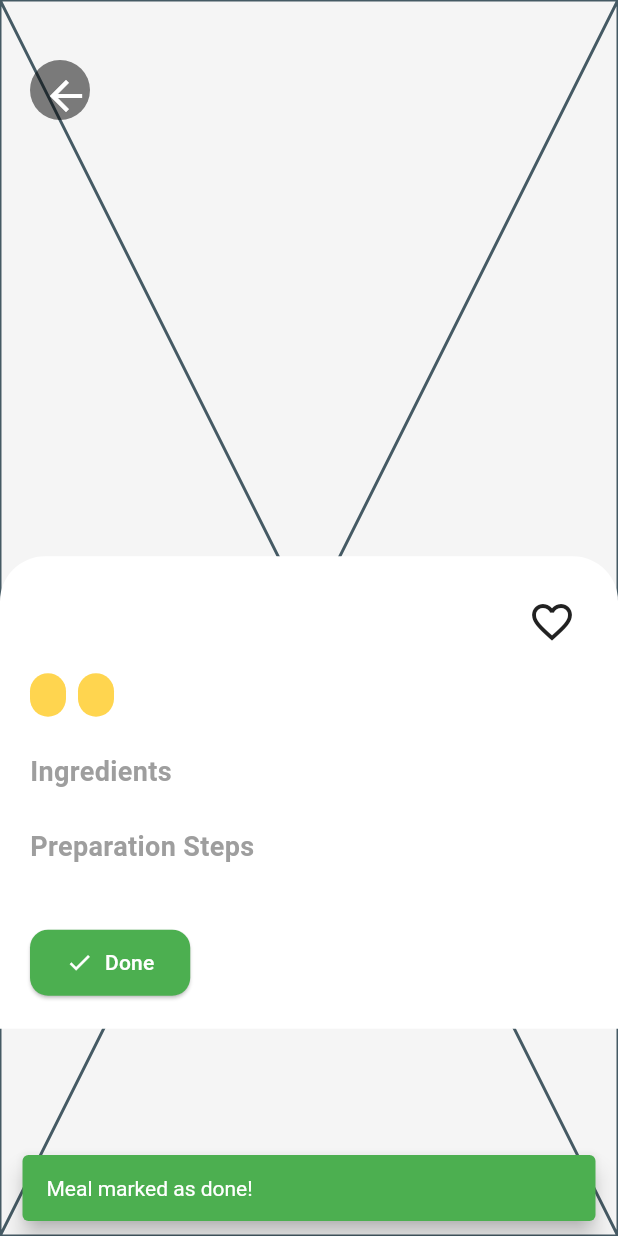
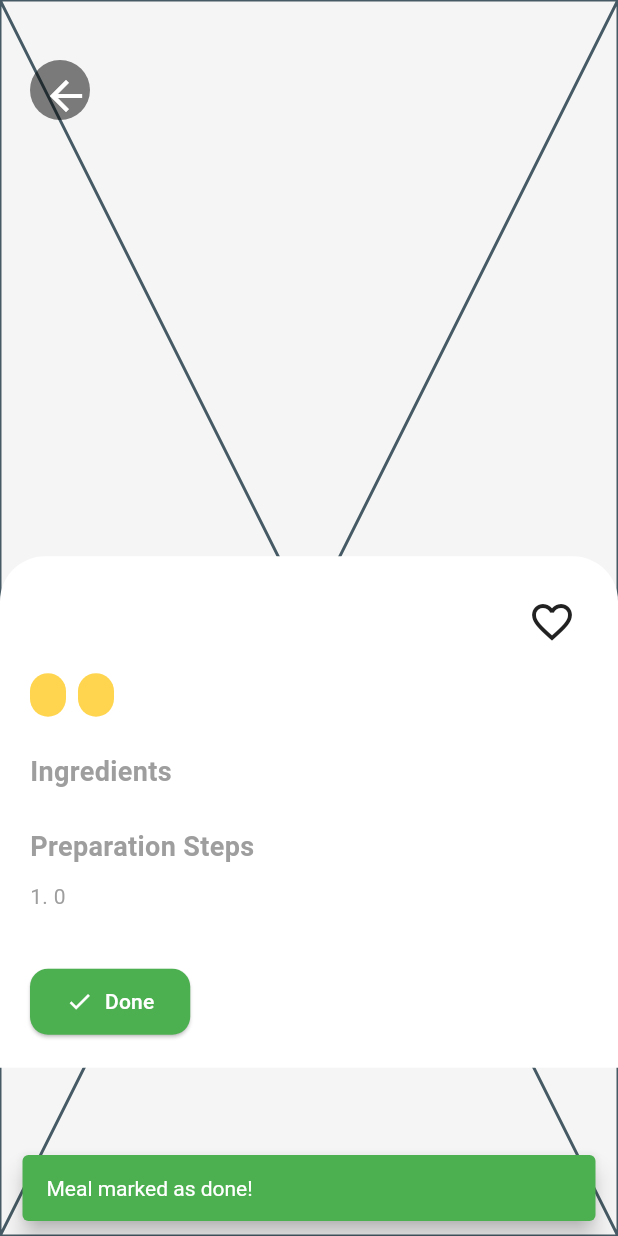
Before and after one commit to MomenRaddad/Mealy_App, a Flutter app: the MealDetailsScreen screen opened directly with empty values, after a tap on "Done", on a phone screen of 412 x 824 dp. Run offline on Flutter 3.47's test engine with Material 3 defaults, Android fonts, the phone set to English and light mode, and no system bars; our stand-ins replace cached_network_image, cloud_firestore, connectivity_plus, firebase_core, firebase_storage, fl_chart and 2 more; accounts and stored records are empty.

Commit message:
Edit Meal Collection - Firebase & Meal Detail

```diff
--- a/lib/view/screens/user_navigation_page.dart
+++ b/lib/view/screens/user_navigation_page.dart
@@ -36,8 +36,8 @@ class _UserNavigationPageState extends State<UserNavigationPage> {
         controller: _controller,
         screens: [
           HomeScreen(),
+          ExploreScreen(),
           TasksScreen(),
-          ExploreScreen(),
           ProfileScreen(),
           SettingsPreferencesScreen(),
         ],
--- a/lib/view/screens/user_screens/details/meal_details_screen.dart
+++ b/lib/view/screens/user_screens/details/meal_details_screen.dart
@@ -1,3 +1,4 @@
+// ✅ UPDATED MealDetailsScreen with proper ingredient + step parsing
 import 'package:flutter/material.dart';
 import 'package:provider/provider.dart';
 import 'meal_details_viewmodel.dart';
@@ -34,12 +35,22 @@ class _MealDetailsScreenState extends State<MealDetailsScreen> {
     }
 
     final meal = vm.meal!;
-    final image = meal['image'] ?? '';
-    final title = meal['title'] ?? 'No Title';
+    final image = meal['photoUrl'] ?? '';
+    final title = meal['name'] ?? 'No Title';
     final duration = meal['duration'] ?? '';
     final difficulty = meal['difficulty'] ?? '';
-    final ingredients = (meal['ingredients'] as List).cast<String>();
-    final steps = (meal['steps'] as List).cast<String>();
+
+    // ✅ Safe ingredient extraction
+    final ingredientsRaw = meal['ingredients'];
+    final List<Map<String, dynamic>> ingredients = ingredientsRaw is List
+        ? ingredientsRaw.cast<Map<String, dynamic>>()
+        : [];
+
+    // ✅ Safe step extraction
+    final stepsRaw = meal['steps'];
+    final List<String> steps = stepsRaw is List
+        ? stepsRaw.cast<String>()
+        : stepsRaw.toString().split('.');
 
     return Scaffold(
       body: Stack(
@@ -64,6 +75,7 @@ class _MealDetailsScreenState extends State<MealDetailsScreen> {
               child: Column(
                 crossAxisAlignment: CrossAxisAlignment.start,
                 children: [
+                  // Title & Favorite
                   Row(
                     mainAxisAlignment: MainAxisAlignment.spaceBetween,
                     children: [
@@ -83,14 +95,14 @@ class _MealDetailsScreenState extends State<MealDetailsScreen> {
                   const SizedBox(height: 24),
 
                   const Text("Ingredients", style: TextStyle(fontSize: 18, fontWeight: FontWeight.bold)),
-                  ...ingredients.map((i) => Text("• $i")),
+                  ...ingredients.map((i) => Text("• ${i['quantity']} ${i['unit']} of ${i['name']}")),
 
                   const SizedBox(height: 24),
                   const Text("Preparation Steps", style: TextStyle(fontSize: 18, fontWeight: FontWeight.bold)),
                   const SizedBox(height: 10),
                   ...steps.asMap().entries.map((entry) => Padding(
                         padding: const EdgeInsets.only(bottom: 6),
-                        child: Text("${entry.key + 1}. ${entry.value}"),
+                        child: Text("${entry.key + 1}. ${entry.value.trim()}"),
                       )),
 
                   const SizedBox(height: 30),
--- a/lib/view/screens/user_screens/details/meal_details_viewmodel.dart
+++ b/lib/view/screens/user_screens/details/meal_details_viewmodel.dart
@@ -7,19 +7,19 @@ class MealDetailsViewModel extends ChangeNotifier {
 
   Future<void> loadMealById(String id) async {
     try {
-      final doc = await FirebaseFirestore.instance.collection('mealsList').doc(id).get();
+      final doc = await FirebaseFirestore.instance.collection('meals').doc(id).get();
       if (doc.exists) {
         meal = doc.data();
       }
     } catch (e) {
-      debugPrint("❌ Error loading meal: $e");
+      debugPrint("\u274c Error loading meal: \$e");
     }
     isLoading = false;
     notifyListeners();
   }
 
   Future<void> markMealAsDone(String mealId, String title, String image) async {
-    final mealRef = FirebaseFirestore.instance.collection('mealsList').doc(mealId);
+    final mealRef = FirebaseFirestore.instance.collection('meals').doc(mealId);
 
     try {
       await mealRef.update({'doneCount': FieldValue.increment(1)});
@@ -32,7 +32,7 @@ class MealDetailsViewModel extends ChangeNotifier {
         'visitedAt': DateTime.now(),
       });
     } catch (e) {
-      debugPrint("❌ Failed to mark meal as done: $e");
+      debugPrint("\u274c Failed to mark meal as done: \$e");
     }
   }
 }
--- a/lib/view/screens/user_screens/meals/explore_viewmodel.dart
+++ b/lib/view/screens/user_screens/meals/explore_viewmodel.dart
@@ -6,25 +6,25 @@ class ExploreViewModel extends ChangeNotifier {
 
   Future<void> loadMeals() async {
     try {
-      final snapshot = await FirebaseFirestore.instance.collection('mealsList').get();
+      final snapshot = await FirebaseFirestore.instance.collection('meals').get();
 
       meals = snapshot.docs.map((doc) {
         final data = doc.data();
 
         return {
           'id': doc.id,
-          'title': data['title'] ?? 'Untitled Meal',
-          'image': data['image'] ?? '',
+          'title': data['name'] ?? 'Untitled Meal',
+          'image': data['photoUrl'] ?? '',
           'difficulty': data['difficulty'] ?? 'Unknown',
           'duration': data['duration'] ?? '',
           'ingredients': data['ingredients'] ?? [],
-          'steps': data['steps'] ?? [],
+          'steps': data['steps'] ?? '',
         };
       }).toList();
 
       notifyListeners();
     } catch (e) {
-      debugPrint("❌ Error loading meals from Firestore: $e");
+      debugPrint("\u274c Error loading meals from Firestore: \$e");
     }
   }
 }
```
